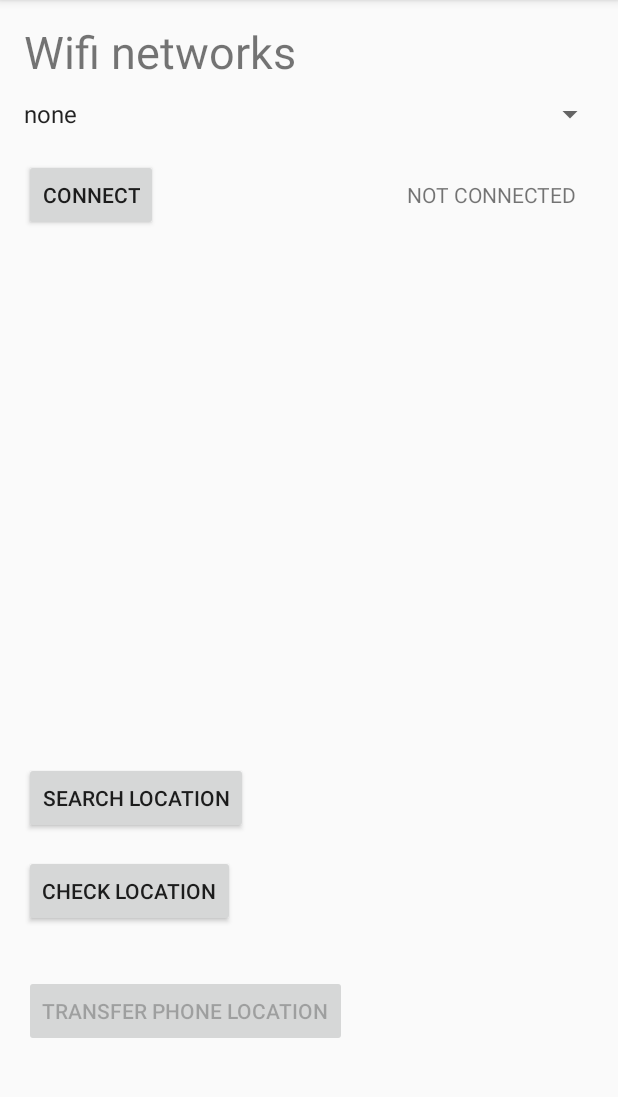
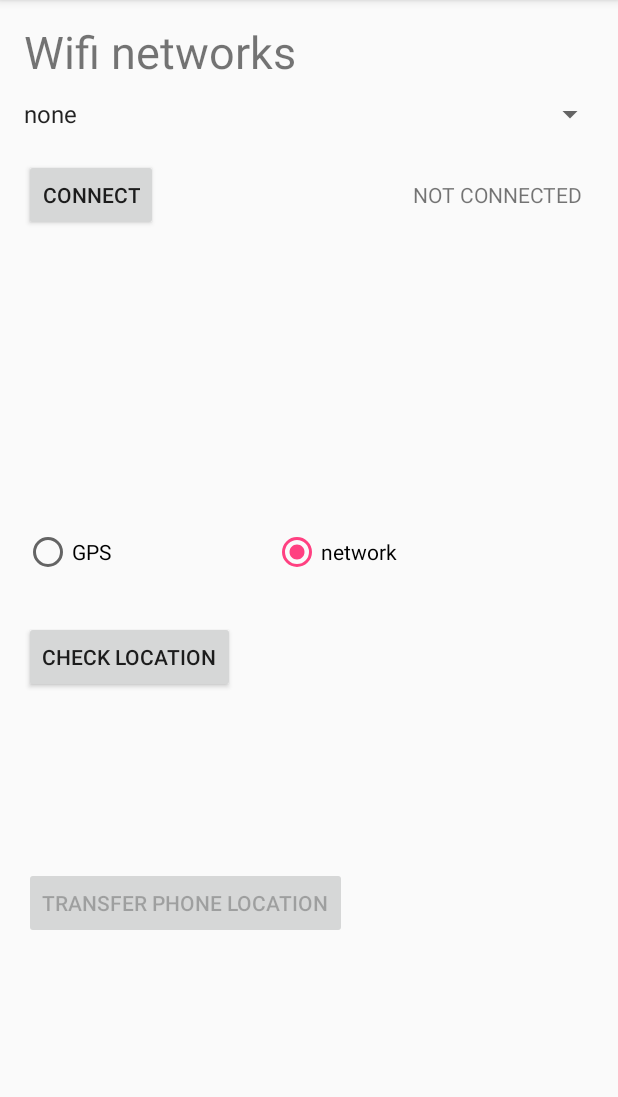
Before and after one commit to Mariani88/tesis-android-config, an Android app: the ConfiguratorActivity screen opened directly, with no data from a screen before it, after a tap on "CHECK LOCATION", on a phone screen of 412 x 824 dp, the part 84-1181 px from its top. Run offline under Robolectric (Android 15) with nearby library versions, the phone set to English and light mode, and no system bars.

Commit message:
add GPS and NETWORK providers

```diff
--- a/app/src/main/AndroidManifest.xml
+++ b/app/src/main/AndroidManifest.xml
@@ -26,7 +26,7 @@
         </activity>
         <activity
             android:name=".configurator.view.ConfiguratorActivity"
-            android:screenOrientation="portrait"></activity>
+            android:screenOrientation="portrait" />
         <!--
              The API key for Google Maps-based APIs is defined as a string resource.
              (See the file "res/values/google_maps_api.xml").
@@ -41,7 +41,8 @@
 
         <activity
             android:name=".configurator.view.LocationActivity"
-            android:label="@string/title_activity_location"></activity>
+            android:label="@string/title_activity_location"
+            android:screenOrientation="portrait"/>
     </application>
 
 </manifest>
--- a/app/src/main/java/tesis/untref/com/alarmmanagerapp/configurator/presenter/ConfiguratorPresenter.kt
+++ b/app/src/main/java/tesis/untref/com/alarmmanagerapp/configurator/presenter/ConfiguratorPresenter.kt
@@ -7,10 +7,14 @@ import tesis.untref.com.alarmmanagerapp.location.infrastructure.LocationService
 
 class ConfiguratorPresenter(private val configuratorView: ConfiguratorView, private val locationService: LocationService) {
 
-    fun findLocation() {
-        val location = locationService
-                .findLastKnownLocation()?.toGoogleMapsCoordinate()?.
-                        let { configuratorView.goLocationView(it) } ?: configuratorView.reportLocationNotFound()
+    fun findLocation(locationProvider: String) {
+        locationService
+                .findLastKnownLocation(locationProvider)?.toGoogleMapsCoordinate()?.let { configuratorView.goLocationView(it) }
+                ?: configuratorView.reportLocationNotFound()
+    }
+
+    fun setLocationProvider(locationProvider: String) {
+        configuratorView.configLocationProvider(locationProvider)
     }
 }
 
--- a/app/src/main/java/tesis/untref/com/alarmmanagerapp/configurator/view/ConfiguratorActivity.kt
+++ b/app/src/main/java/tesis/untref/com/alarmmanagerapp/configurator/view/ConfiguratorActivity.kt
@@ -1,6 +1,8 @@
 package tesis.untref.com.alarmmanagerapp.configurator.view
 
 import android.content.Intent
+import android.location.LocationManager.GPS_PROVIDER
+import android.location.LocationManager.NETWORK_PROVIDER
 import android.os.Bundle
 import android.support.v7.app.AppCompatActivity
 import android.view.View
@@ -12,7 +14,11 @@ import tesis.untref.com.alarmmanagerapp.configurator.presenter.ConfiguratorPrese
 import tesis.untref.com.alarmmanagerapp.location.infrastructure.LocationService
 
 class ConfiguratorActivity : AppCompatActivity(), AdapterView.OnItemSelectedListener, ConfiguratorView {
+
     private lateinit var configuratorPresenter: ConfiguratorPresenter
+    private var locationProvider = NETWORK_PROVIDER
+    private lateinit var gpsProviderButton: RadioButton
+    private lateinit var networkProviderButton: RadioButton
 
     override fun onCreate(savedInstanceState: Bundle?) {
         super.onCreate(savedInstanceState)
@@ -29,17 +35,20 @@ class ConfiguratorActivity : AppCompatActivity(), AdapterView.OnItemSelectedList
         networksSpinner.adapter = adapter
         networksSpinner.onItemSelectedListener = this
 
-        val checkLocationButton = findViewById<Button>(R.id.check_location_button)
-        checkLocationButton.setOnClickListener { configuratorPresenter.findLocation() }
+        gpsProviderButton = findViewById(R.id.gps_button)
+        networkProviderButton = findViewById(R.id.network_button)
 
 
+        val checkLocationButton = findViewById<Button>(R.id.check_location_button)
+        gpsProviderButton.setOnClickListener { configuratorPresenter.setLocationProvider(GPS_PROVIDER) }
+        networkProviderButton.setOnClickListener { configuratorPresenter.setLocationProvider(NETWORK_PROVIDER) }
+        checkLocationButton.setOnClickListener { configuratorPresenter.findLocation(locationProvider) }
     }
-
-
 
     override fun onNothingSelected(parent: AdapterView<*>?) {
 
     }
+
 
     override fun onItemSelected(parent: AdapterView<*>?, view: View?, position: Int, id: Long) {
 
@@ -49,10 +58,21 @@ class ConfiguratorActivity : AppCompatActivity(), AdapterView.OnItemSelectedList
         val intent = Intent(this, LocationActivity::class.java)
         intent.putExtra("location", location)
         startActivity(intent)
-
     }
 
     override fun reportLocationNotFound() {
         Toast.makeText(this, "Location not found, retry please", LENGTH_LONG).show()
     }
+
+    override fun configLocationProvider(locationProvider: String) {
+        when (locationProvider) {
+            NETWORK_PROVIDER -> configProvider({ gpsProviderButton.isChecked = false }, NETWORK_PROVIDER)
+            GPS_PROVIDER -> configProvider({ networkProviderButton.isChecked = false }, GPS_PROVIDER)
+        }
+    }
+
+    private fun configProvider(uncheckRadioButton: () -> Unit, selectedProvider: String) {
+        uncheckRadioButton()
+        this.locationProvider = selectedProvider
+    }
 }
--- a/app/src/main/java/tesis/untref/com/alarmmanagerapp/configurator/view/ConfiguratorView.kt
+++ b/app/src/main/java/tesis/untref/com/alarmmanagerapp/configurator/view/ConfiguratorView.kt
@@ -5,4 +5,5 @@ import com.google.android.gms.maps.model.LatLng
 interface ConfiguratorView {
     fun goLocationView(location: LatLng)
     fun reportLocationNotFound()
+    fun configLocationProvider(locationProvider: String)
 }
--- a/app/src/main/java/tesis/untref/com/alarmmanagerapp/location/infrastructure/LocationService.kt
+++ b/app/src/main/java/tesis/untref/com/alarmmanagerapp/location/infrastructure/LocationService.kt
@@ -9,12 +9,14 @@ import tesis.untref.com.alarmmanagerapp.location.infrastructure.listener.Default
 
 class LocationService(private val context: Context) {
 
-    fun findLastKnownLocation(): Location? {
+    fun findLastKnownLocation(locationProvider: String): Location? {
         val locationManager = context.getSystemService(Context.LOCATION_SERVICE) as LocationManager
-        val networkProvider = LocationManager.NETWORK_PROVIDER
+        //LocationManager.NETWORK_PROVIDER
         ContextCompat.checkSelfPermission(context, Manifest.permission.ACCESS_FINE_LOCATION)
-        locationManager.requestLocationUpdates(networkProvider, 30000, 50f, DefaultLocationListener(context))
+        locationManager.requestLocationUpdates(locationProvider, getMinTime(locationProvider), 5f, DefaultLocationListener(context))
+        return locationManager.getLastKnownLocation(locationProvider)
+    }
 
-        return locationManager.getLastKnownLocation(networkProvider)
-    }
+    private fun getMinTime(locationProvider: String): Long =
+            if (locationProvider == LocationManager.NETWORK_PROVIDER) 30000 else 120000
 }
--- a/app/src/main/res/layout/activity_configurator.xml
+++ b/app/src/main/res/layout/activity_configurator.xml
@@ -33,7 +33,7 @@
         app:layout_constraintTop_toTopOf="parent" />
 
     <Button
-        android:id="@+id/button"
+        android:id="@+id/connect_button"
         android:layout_width="wrap_content"
         android:layout_height="wrap_content"
         android:layout_marginLeft="16dp"
@@ -48,8 +48,8 @@
         android:layout_width="wrap_content"
         android:layout_height="wrap_content"
 
-        android:layout_marginEnd="27dp"
-        android:layout_marginRight="27dp"
+        android:layout_marginEnd="23dp"
+        android:layout_marginRight="23dp"
         android:layout_marginTop="32dp"
         android:text="@string/not_connected"
         app:layout_constraintEnd_toEndOf="parent"
@@ -59,15 +59,15 @@
         android:id="@+id/transfer_location_button"
         android:layout_width="wrap_content"
         android:layout_height="wrap_content"
-        android:layout_marginBottom="70dp"
+        android:layout_marginBottom="34dp"
         android:layout_marginLeft="16dp"
         android:layout_marginStart="16dp"
-        android:layout_marginTop="80dp"
+        android:layout_marginTop="8dp"
         android:enabled="false"
         android:text="@string/transfer_phone_location"
         app:layout_constraintBottom_toBottomOf="parent"
         app:layout_constraintStart_toStartOf="parent"
-        app:layout_constraintTop_toTopOf="@+id/check_location_button" />
+        app:layout_constraintTop_toBottomOf="@+id/check_location_button" />
 
     <Button
         android:id="@+id/check_location_button"
@@ -75,21 +75,39 @@
         android:layout_height="wrap_content"
         android:layout_marginLeft="16dp"
         android:layout_marginStart="16dp"
-        android:layout_marginTop="14dp"
+        android:layout_marginTop="30dp"
         android:enabled="true"
         android:text="@string/check_location"
         app:layout_constraintStart_toStartOf="parent"
-        app:layout_constraintTop_toBottomOf="@+id/search_location_button" />
+        app:layout_constraintTop_toBottomOf="@+id/gps_button" />
 
-    <Button
-        android:id="@+id/search_location_button"
+    <RadioButton
+        android:id="@+id/gps_button"
         android:layout_width="wrap_content"
         android:layout_height="wrap_content"
-        android:layout_marginBottom="212dp"
+        android:layout_marginBottom="194dp"
         android:layout_marginLeft="16dp"
         android:layout_marginStart="16dp"
-        android:text="@string/search_location"
+        android:checked="false"
+        android:layout_marginTop="8dp"
+        android:text="@string/gps"
         app:layout_constraintBottom_toBottomOf="parent"
-        app:layout_constraintStart_toStartOf="parent" />
+        app:layout_constraintStart_toStartOf="parent"
+        app:layout_constraintTop_toBottomOf="@+id/connect_button" />
+
+    <RadioButton
+        android:id="@+id/network_button"
+        android:layout_width="wrap_content"
+        android:layout_height="wrap_content"
+        android:layout_marginBottom="30dp"
+        android:layout_marginTop="8dp"
+        android:text="@string/network"
+        android:checked="true"
+        app:layout_constraintBottom_toTopOf="@+id/check_location_button"
+        app:layout_constraintEnd_toEndOf="parent"
+        app:layout_constraintHorizontal_bias="0.552"
+        app:layout_constraintStart_toStartOf="parent"
+        app:layout_constraintTop_toBottomOf="@+id/connect_button"
+        app:layout_constraintVertical_bias="1.0" />
 
 </android.support.constraint.ConstraintLayout>
--- a/app/src/main/res/values/strings.xml
+++ b/app/src/main/res/values/strings.xml
@@ -12,6 +12,8 @@
     <string name="title_activity_location">Location</string>
     <string name="check_location">check location</string>
     <string name="search_location">search location</string>
+    <string name="gps">GPS</string>
+    <string name="network">network</string>
 
 
 </resources>
```
